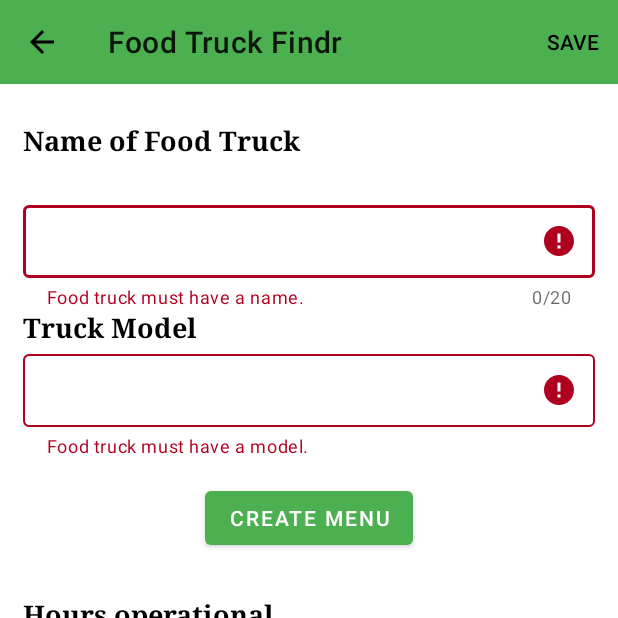
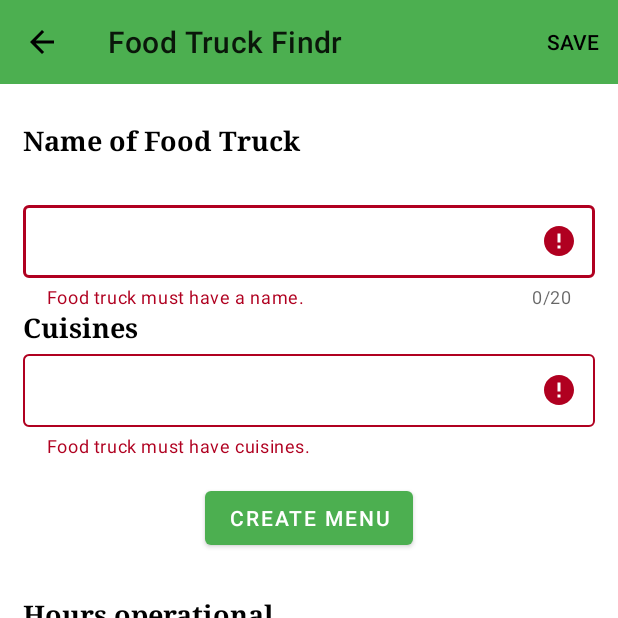
Before and after one commit to Build-Week-FoodTruck-TrackR/AND, an Android app: the fragment FoodtruckCreationScreen placed in its activity, after a tap on "SAVE", on a phone screen of 412 x 824 dp, the top half of it. Run offline under Robolectric (Android 15) with nearby library versions, the phone set to English and light mode, and no system bars; our stand-ins replace CircleImageView; libraries missing offline, so code that uses them is left out: com.jaredrummler.materialspinner; plain views replace MaterialSpinner; 2 statements that could not run were skipped.

Commit message:
worked on a review layout

```diff
--- a/Foodtruck/app/src/main/java/com/example/foodtruck/adapters/vendor/FoodtruckListAdapter.kt
+++ b/Foodtruck/app/src/main/java/com/example/foodtruck/adapters/vendor/FoodtruckListAdapter.kt
@@ -17,7 +17,7 @@ class FoodtruckListAdapter(val data: MutableList<Foodtruck>, val foodtruckScreen
 
     class ViewHolder(val view: View): RecyclerView.ViewHolder(view){
         val foodTruckName = view.tv_foodtruck_name
-        val foodTruckModel = view.tv_foodtruck_model
+        val foodTruckModel = view.tv_foodtruck_cuisines
         val cancelButton = view.img_cancel_btn
         val editButton = view.img_edit_btn
         val viewMenuButton = view.btn_view_menu
@@ -34,7 +34,7 @@ class FoodtruckListAdapter(val data: MutableList<Foodtruck>, val foodtruckScreen
 
     override fun onBindViewHolder(holder: ViewHolder, position: Int) {
         holder.foodTruckName.text = data[position].name
-        holder.foodTruckModel.text = data[position].model
+        holder.foodTruckModel.text = data[position].cuisines
 
         holder.cancelButton.setOnClickListener {
             holder.view.context!!.createAlert(
--- a/Foodtruck/app/src/main/java/com/example/foodtruck/data/source/local/model/Foodtruck.kt
+++ b/Foodtruck/app/src/main/java/com/example/foodtruck/data/source/local/model/Foodtruck.kt
@@ -6,7 +6,7 @@ import java.io.Serializable
 //this is the foodtruck we will post to the backend, does not have any current reviews
 open class Foodtruck(
     val name: String,
-    val model: String,
+    val cuisines: String,
     val latitude: Double,
     val longitude: Double,
     var menu: Menu? = null
--- a/Foodtruck/app/src/main/java/com/example/foodtruck/ui/vendor/fragments/FoodtruckCreationScreen.kt
+++ b/Foodtruck/app/src/main/java/com/example/foodtruck/ui/vendor/fragments/FoodtruckCreationScreen.kt
@@ -1,10 +1,8 @@
 package com.example.foodtruck.ui.vendor.fragments
 
 import android.app.Dialog
-import android.content.Context
 import android.os.Bundle
 import android.view.*
-import android.widget.ArrayAdapter
 import android.widget.CheckBox
 import androidx.appcompat.widget.Toolbar
 import androidx.fragment.app.DialogFragment
@@ -16,7 +14,6 @@ import com.example.foodtruck.util.setVisibilityToGone
 import com.example.foodtruck.util.setVisibilityToVisible
 import com.jaredrummler.materialspinner.MaterialSpinner
 import kotlinx.android.synthetic.main.fullscreen_dialog_foodtruck_creation.*
-import kotlinx.android.synthetic.main.hourly_grid_layout.*
 
 class FoodtruckCreationScreen: DialogFragment(), Toolbar.OnMenuItemClickListener, MenuCreationScreen.MenuItemReceiver {
 
@@ -79,7 +76,7 @@ class FoodtruckCreationScreen: DialogFragment(), Toolbar.OnMenuItemClickListener
         if(bundle != null){
             val foodtruck = bundle.get("foodTruckToEdit") as Foodtruck
             et_foodtruck_name.setText(foodtruck.name)
-            et_foodtruck_model.setText(foodtruck.model)
+            et_foodtruck_model.setText(foodtruck.cuisines)
             foodtruck.menu?.let{
                 createdMenu = it
                 btn_create_menu.setVisibilityToGone()
@@ -106,7 +103,7 @@ class FoodtruckCreationScreen: DialogFragment(), Toolbar.OnMenuItemClickListener
         }
 
         if(foodtruckModel == ""){
-            text_input_truck_model.error = "Food truck must have a model."
+            text_input_truck_model.error = "Food truck must have cuisines."
         }
 
         if(foodtruckName != "" && foodtruckModel != ""){
--- a/Foodtruck/app/src/main/java/com/example/foodtruck/ui/vendor/fragments/MenuCreationScreen.kt
+++ b/Foodtruck/app/src/main/java/com/example/foodtruck/ui/vendor/fragments/MenuCreationScreen.kt
@@ -45,7 +45,7 @@ class MenuCreationScreen: DialogFragment(), Toolbar.OnMenuItemClickListener, Vie
         setupRecyclerView()
 
         top_toolbar.setNavigationOnClickListener {
-            if(tag == "uneditableMenuView") {
+            if(tag == "uneditableMenuV  iew") {
                 dismiss()
             } else{
             context!!.createAlert({d, i -> dismiss() }, {d, i-> }).show() //stay on the fragment
--- a/Foodtruck/app/src/main/res/layout/foodtruck_item_layout.xml
+++ b/Foodtruck/app/src/main/res/layout/foodtruck_item_layout.xml
@@ -35,7 +35,7 @@
         app:layout_constraintVertical_bias="0.121" />
 
     <TextView
-        android:id="@+id/tv_foodtruck_model"
+        android:id="@+id/tv_foodtruck_cuisines"
         style="@style/HeaderTextStyle"
         android:layout_width="wrap_content"
         android:layout_height="wrap_content"
--- a/Foodtruck/app/src/main/res/layout/fullscreen_dialog_foodtruck_creation.xml
+++ b/Foodtruck/app/src/main/res/layout/fullscreen_dialog_foodtruck_creation.xml
@@ -63,9 +63,9 @@
         </com.google.android.material.textfield.TextInputLayout>
 
         <TextView
-            android:id="@+id/tv_foodtruck_model"
+            android:id="@+id/tv_foodtruck_cuisines"
             style="@style/HeaderTextStyle"
-            android:text="Truck Model"
+            android:text="Cuisines"
             android:textColor="#000"
             android:textSize="18sp"
             android:paddingStart="15dp"
@@ -81,7 +81,7 @@
             android:layout_height="wrap_content"
             android:paddingStart="15dp"
             android:paddingEnd="15dp"
-            app:layout_constraintTop_toBottomOf="@id/tv_foodtruck_model"
+            app:layout_constraintTop_toBottomOf="@id/tv_foodtruck_cuisines"
             app:layout_constraintStart_toStartOf="parent"
             style="@style/Widget.MaterialComponents.TextInputLayout.OutlinedBox.Dense">
 
```
